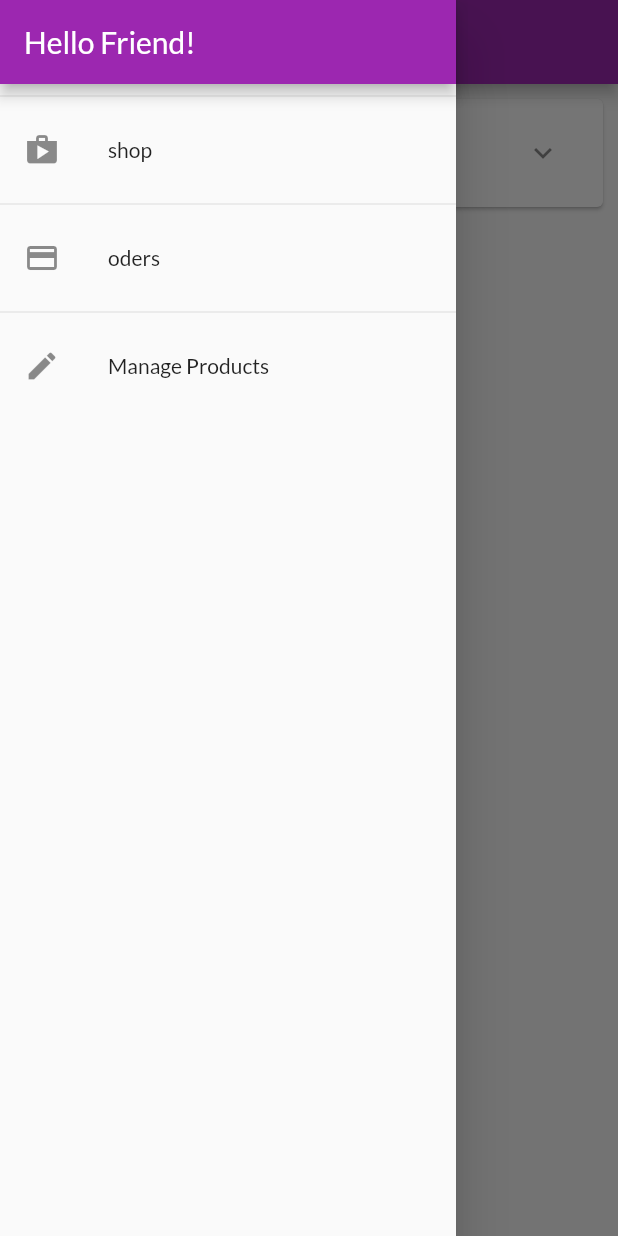
After one commit to atjpta/ct484-myshop, a Flutter app: the OrdersScreen screen opened by its route, with the side drawer open, on a phone screen of 412 x 824 dp. The commit adds this screen. Run offline on Flutter 3.47's test engine with Material 2 defaults, Android fonts, the phone set to English and light mode, and no system bars; network calls fail.

Commit message:
Xay dung drawer va dinh tuyen theo ten

```diff
--- a/lib/ui/order/orders_screen.dart
+++ b/lib/ui/orders/orders_screen.dart
@@ -3,8 +3,11 @@ import 'package:flutter/material.dart';
 import 'order_item_card.dart';
 import 'order_manager.dart';
 
+import '../shared/app_drawer.dart';
+
 class OrdersScreen extends StatelessWidget {
   const OrdersScreen({super.key});
+  static const routeName = '/orders';
 
   @override
   Widget build(BuildContext) {
@@ -14,6 +17,7 @@ class OrdersScreen extends StatelessWidget {
       appBar: AppBar(
         title: const Text('Your Orders'),
       ),
+      drawer: const AppDrawer(),
       body: ListView.builder(
           itemCount: ordersManager.orderCount,
           itemBuilder: (ctx, i) => OrderItemCard(ordersManager.orders[i])),
--- a/lib/ui/products/product_detail_screen.dart
+++ b/lib/ui/products/product_detail_screen.dart
@@ -3,6 +3,7 @@ import 'package:flutter/material.dart';
 import '../../models/product.dart';
 
 class ProductDetailScreen extends StatelessWidget {
+  static const routeName = '/product-detail';
   const ProductDetailScreen(
     this.product, {
     super.key,
--- a/lib/ui/products/products_manager.dart
+++ b/lib/ui/products/products_manager.dart
@@ -51,4 +51,8 @@ class ProductsManager {
   List<Product> get favoriteItems {
     return _items.where((prodItem) => prodItem.isFavorite).toList();
   }
+
+  Product findById(String id) {
+    return _items.firstWhere((prod) => prod.id == id);
+  }
 }
--- a/lib/ui/products/user_products_screen.dart
+++ b/lib/ui/products/user_products_screen.dart
@@ -2,9 +2,11 @@ import 'package:flutter/material.dart';
 
 import 'user_product_list_tile.dart';
 import 'products_manager.dart';
+import '../shared/app_drawer.dart';
 
 class UserProductsScreen extends StatelessWidget {
   const UserProductsScreen({super.key});
+  static const routeName = '/user-products';
 
   @override
   Widget build(BuildContext context) {
@@ -16,6 +18,7 @@ class UserProductsScreen extends StatelessWidget {
           buildAddButton(),
         ],
       ),
+      drawer: const AppDrawer(),
       body: RefreshIndicator(
         // ignore: avoid_print
         onRefresh: () async => print('refresh products'),
--- /dev/null
+++ b/lib/ui/screens.dart
@@ -0,0 +1,8 @@
+export 'products/products_overview_screen.dart';
+export 'products/product_detail_screen.dart';
+export 'products/user_products_screen.dart';
+export 'products/products_manager.dart';
+export 'orders/orders_screen.dart';
+export 'orders/order_manager.dart';
+export 'cart/cart_screen.dart';
+export 'cart/cart_manager.dart';
--- /dev/null
+++ b/lib/ui/shared/app_drawer.dart
@@ -0,0 +1,49 @@
+import 'package:flutter/material.dart';
+import 'package:myshop/ui/screens.dart';
+
+import '../orders/orders_screen.dart';
+import '../products/user_products_screen.dart';
+
+class AppDrawer extends StatelessWidget {
+  const AppDrawer({super.key});
+
+  @override
+  Widget build(BuildContext context) {
+    return Drawer(
+      child: Column(
+        children: <Widget>[
+          AppBar(
+            title: const Text('Hello Friend!'),
+            automaticallyImplyLeading: false,
+          ),
+          const Divider(),
+          ListTile(
+            leading: const Icon(Icons.shop),
+            title: const Text('shop'),
+            onTap: () {
+              Navigator.of(context).pushReplacementNamed('/');
+            },
+          ),
+          const Divider(),
+          ListTile(
+            leading: const Icon(Icons.payment),
+            title: const Text('oders'),
+            onTap: () {
+              Navigator.of(context)
+                  .pushReplacementNamed(OrdersScreen.routeName);
+            },
+          ),
+          const Divider(),
+          ListTile(
+            leading: const Icon(Icons.edit),
+            title: const Text('Manage Products'),
+            onTap: () {
+              Navigator.of(context)
+                  .pushReplacementNamed(UserProductsScreen.routeName);
+            },
+          ),
+        ],
+      ),
+    );
+  }
+}
```
Also changed, not shown: lib/main.dart (+20 -4 lines), lib/ui/products/product_grid_tile.dart (+3 -5 lines), lib/ui/products/products_overview_screen.dart (+4 -3 lines), lib/ui/orders/order_item_card.dart (renamed from lib/ui/order/order_item_card.dart), lib/ui/orders/order_manager.dart (renamed from lib/ui/order/order_manager.dart).
